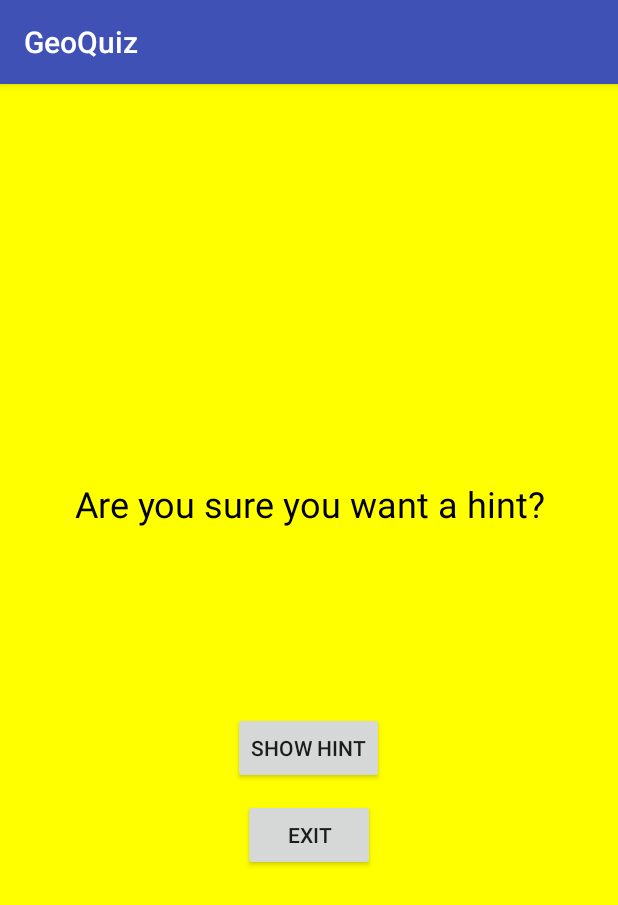
After one commit to hsnoble/AndroidDev, an Android app: the HintActivity screen opened directly, with no data from a screen before it, on a phone screen of 412 x 824 dp. The commit adds this screen. Shown: the top 905 px of the screen. Run offline under Robolectric (Android 15) with nearby library versions, the phone set to English and light mode, and no system bars.

Commit message:
Hint functions are operational

```diff
--- a/Assignment 2/GeoQuiz/app/build.gradle
+++ b/Assignment 2/GeoQuiz/app/build.gradle
@@ -21,6 +21,7 @@ android {
 
 dependencies {
     compile fileTree(dir: 'libs', include: ['*.jar'])
+    compile 'com.android.support.constraint:constraint-layout:1.0.2'
     androidTestCompile('com.android.support.test.espresso:espresso-core:2.2.2', {
         exclude group: 'com.android.support', module: 'support-annotations'
     })
--- /dev/null
+++ b/Assignment 2/GeoQuiz/app/src/main/java/com/bignerdranch/android/geoquiz/HintActivity.java
@@ -0,0 +1,64 @@
+package com.bignerdranch.android.geoquiz;
+
+import android.content.Context;
+import android.content.Intent;
+import android.support.v7.app.AppCompatActivity;
+import android.os.Bundle;
+import android.view.View;
+import android.widget.Button;
+import android.widget.TextView;
+
+public class HintActivity extends AppCompatActivity {
+
+    private Button hintButton;
+    private Button exit;
+    private TextView hint;
+
+    //private int hId;
+    private boolean hintShown;
+    private int[] mHintBank = new int[]{
+            R.string.hint_australia, R.string.hint_oceans, R.string.hint_mideast,
+            R.string.hint_africa, R.string.hint_americas, R.string.hint_asia};
+
+    public static Intent newIntent (Context packageContext, int hintID)
+    {
+        Intent in = new Intent(packageContext, HintActivity.class);
+        in.putExtra("hintPhrase", hintID);
+        return in;
+    }
+    public static boolean wasHintShown (Intent result)
+    {
+        return result.getBooleanExtra("hint_shown", false);
+    }
+    private void setHintShown(boolean hintShown)
+    {
+        Intent data = new Intent();
+        data.putExtra("hint_shown", hintShown);
+        setResult(RESULT_OK, data);
+    }
+    @Override
+    protected void onCreate(Bundle savedInstanceState) {
+        super.onCreate(savedInstanceState);
+        setContentView(R.layout.activity_hint);
+
+        //get hint phrase
+        final int hIndex = getIntent().getIntExtra("hintPhrase",0);
+
+        hintButton = (Button) findViewById(R.id.show_hint_button);
+        exit = (Button) findViewById(R.id.exit);
+
+        hint = (TextView) findViewById(R.id.hint_textview);
+        //implement listeners
+        hintButton.setOnClickListener(new View.OnClickListener() {
+            @Override
+            public void onClick(View v) {
+                hint.setText(mHintBank[hIndex]);
+                setHintShown(true);
+            }
+        });
+
+
+
+
+    }
+}
--- /dev/null
+++ b/Assignment 2/GeoQuiz/app/src/main/res/layout/activity_hint.xml
@@ -0,0 +1,45 @@
+<?xml version="1.0" encoding="utf-8"?>
+<LinearLayout xmlns:android="http://schemas.android.com/apk/res/android"
+    xmlns:tools="http://schemas.android.com/tools"
+    android:layout_width="match_parent"
+    android:layout_height="match_parent"
+    android:background="#ffff00"
+    android:gravity="center"
+    android:orientation="vertical"
+    tools:context="com.bignerdranch.android.geoquiz.HintActivity">
+
+    <TextView
+        android:id="@+id/textView3"
+        android:layout_width="match_parent"
+        android:layout_height="wrap_content"
+        android:paddingBottom="20dp"
+        android:paddingTop="20dp"
+        android:text="@string/warning_text_hint"
+        android:textAlignment="center"
+        android:textColor="#000000"
+        android:textSize="24sp" />
+
+    <TextView
+        android:id="@+id/hint_textview"
+        android:layout_width="match_parent"
+        android:layout_height="wrap_content"
+        android:paddingBottom="20dp"
+        android:paddingTop="20dp"
+        android:textAlignment="center"
+        android:textColor="#000000"
+        android:textSize="24sp" />
+
+    <Button
+        android:id="@+id/show_hint_button"
+        android:layout_width="wrap_content"
+        android:layout_height="wrap_content"
+        android:layout_marginBottom="10dp"
+        android:layout_marginTop="30dp"
+        android:text="Show Hint" />
+
+    <Button
+        android:id="@+id/exit"
+        android:layout_width="wrap_content"
+        android:layout_height="wrap_content"
+        android:text="Exit" />
+</LinearLayout>
--- a/Assignment 2/GeoQuiz/app/src/main/res/values/strings.xml
+++ b/Assignment 2/GeoQuiz/app/src/main/res/values/strings.xml
@@ -23,4 +23,12 @@
     <string name="cheat_button">Cheat!</string>
     <string name="judgment_toast">Cheating is wrong.</string>
     <string name="question_completed">Question has been completed!</string>
+
+    <string name="warning_text_hint">Are you sure you want a hint?</string>
+    <string name="hint_australia">A resident of Canberra is known as a Canberran.</string>
+    <string name="hint_oceans">There are more fish in the pacific ocean</string>
+    <string name="hint_mideast">The Suez Canal Connects two seas.</string>
+    <string name="hint_africa">Ask Omar for the answer</string>
+    <string name="hint_americas">You can buy many books on the amazon website</string>
+    <string name="hint_asia">Lake Ontario is one of the five Great Lakes</string>
 </resources>
```
Also changed, not shown: Assignment 2/GeoQuiz/app/src/main/AndroidManifest.xml (+6 -6 lines), Assignment 2/GeoQuiz/app/src/main/java/com/bignerdranch/android/geoquiz/QuizActivity.java (+45 -2 lines), Assignment 2/GeoQuiz/build.gradle (+8 -0 lines).
